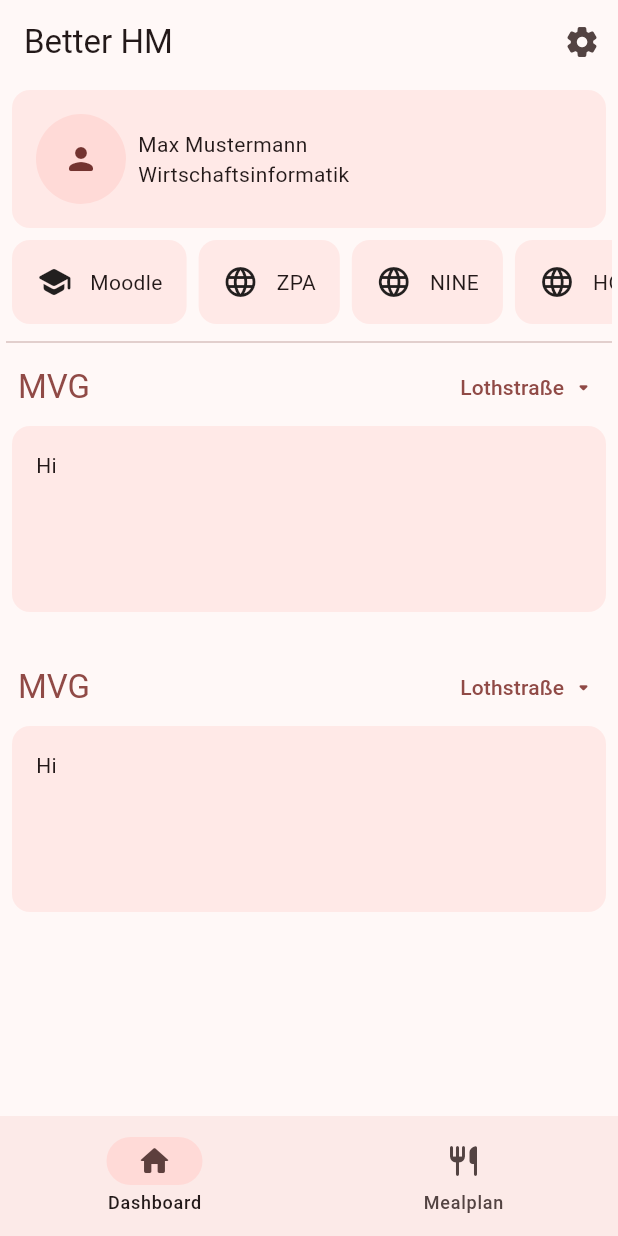
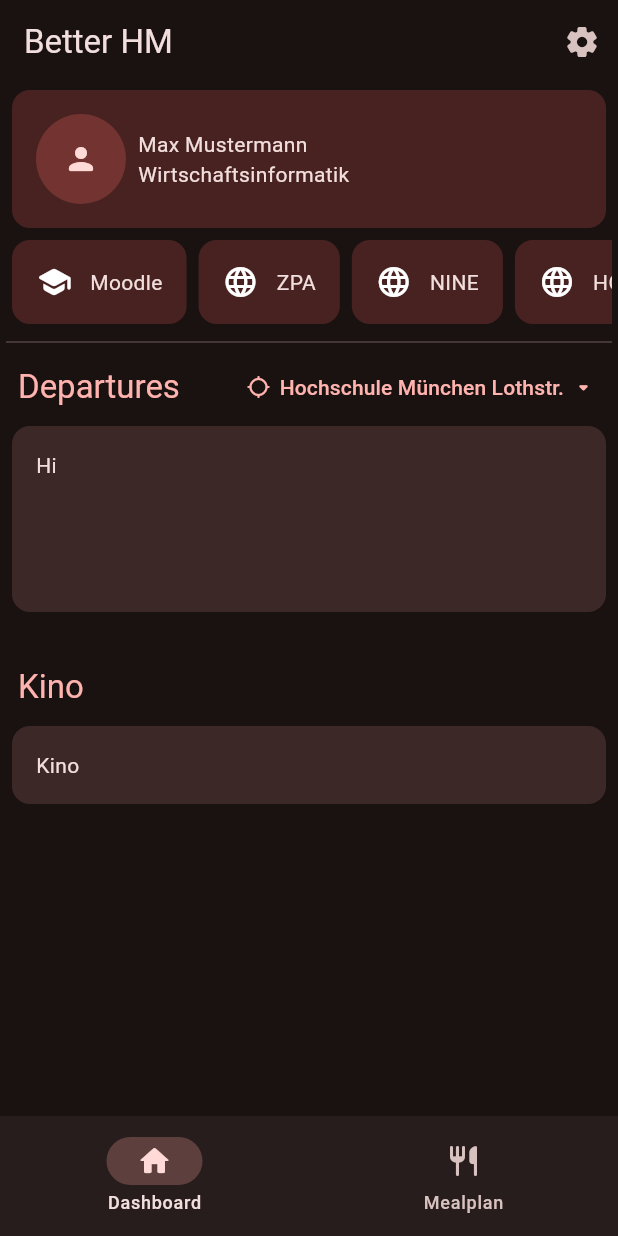
Before and after one commit to dev-redcube/betterHM, a Flutter app: the screen it shows after launch, on a phone screen of 412 x 824 dp. Run offline on Flutter 3.47's test engine with Material 2 defaults, Android fonts, the phone set to English and light mode, and no system bars; drawn by our look-alikes of dynamic_color; our stand-ins replace dio, firebase_core, firebase_crashlytics, get_it, go_router, isar and 3 more; missing offline and left inert: dio_cache_interceptor, flutter_inappwebview; accounts and stored records are empty; generated files the repository leaves out were written again; statements that could not run were skipped.

Commit message:
mvg card

```diff
--- a/lib/home/dashboard/dashboard_card.dart
+++ b/lib/home/dashboard/dashboard_card.dart
@@ -1,5 +1,4 @@
 import 'package:better_hm/shared/extensions/extensions_context.dart';
-import 'package:dynamic_color/dynamic_color.dart';
 import 'package:flutter/material.dart';
 
 class DashboardCard extends StatelessWidget {
--- a/lib/home/dashboard/dashboard_screen.dart
+++ b/lib/home/dashboard/dashboard_screen.dart
@@ -1,3 +1,5 @@
+import 'package:better_hm/home/dashboard/dashboard_card.dart';
+import 'package:better_hm/home/dashboard/dashboard_section.dart';
 import 'package:better_hm/home/dashboard/sections/mvg/mvg_section.dart';
 import 'package:better_hm/home/dashboard/student_information.dart';
 import 'package:flutter/material.dart';
@@ -14,7 +16,8 @@ class DashboardScreen extends StatelessWidget {
           TopInformation(),
           Divider(),
           MvgSection(),
-          MvgSection(),
+          DashboardSection(
+              title: "Kino", child: DashboardCard(child: Text("Kino")))
         ],
       ),
     );
--- a/lib/home/dashboard/dashboard_section.dart
+++ b/lib/home/dashboard/dashboard_section.dart
@@ -36,7 +36,7 @@ class DashboardSection extends StatelessWidget {
                       color: context.theme.colorScheme.primary,
                     ),
                   ),
-                  const SizedBox(width: 16),
+                  const SizedBox(width: 12),
                   if (right != null) right!,
                 ],
               ),
--- a/lib/home/dashboard/sections/mvg/departure.dart
+++ b/lib/home/dashboard/sections/mvg/departure.dart
@@ -40,9 +40,9 @@ class Departure {
   factory Departure.fromJson(Map<String, dynamic> json) {
     try {
       final plannedDepartureTime =
-      DateTime.fromMillisecondsSinceEpoch(json["plannedDepartureTime"]);
+          DateTime.fromMillisecondsSinceEpoch(json["plannedDepartureTime"]);
       final realtimeDepartureTime =
-      DateTime.fromMillisecondsSinceEpoch(json["realtimeDepartureTime"]);
+          DateTime.fromMillisecondsSinceEpoch(json["realtimeDepartureTime"]);
       final transportType = TransportType.fromString(json["transportType"]);
 
       final departure = Departure(
@@ -54,7 +54,7 @@ class Departure {
         label: json["label"],
         network: json["network"] ?? "swm",
         trainType:
-        json["trainType"].toString().isEmpty ? null : json["trainType"],
+            json["trainType"].toString().isEmpty ? null : json["trainType"],
         destination: json["destination"],
         cancelled: json["cancelled"] ?? false,
         sev: json["sev"] ?? false,
--- a/lib/home/dashboard/sections/mvg/mvg_section.dart
+++ b/lib/home/dashboard/sections/mvg/mvg_section.dart
@@ -1,19 +1,27 @@
+import 'dart:async';
+
 import 'package:better_hm/home/dashboard/dashboard_card.dart';
 import 'package:better_hm/home/dashboard/dashboard_section.dart';
+import 'package:better_hm/home/dashboard/sections/mvg/station_provider.dart';
+import 'package:better_hm/home/dashboard/sections/mvg/stations.dart';
 import 'package:flutter/material.dart';
+import 'package:provider/provider.dart';
 
 class MvgSection extends StatelessWidget {
   const MvgSection({super.key});
 
   @override
   Widget build(BuildContext context) {
-    return const DashboardSection(
-      title: 'MVG',
+    return ChangeNotifierProvider(
+      create: (_) => StationProvider(),
+      child: const DashboardSection(
+        title: "Departures",
         height: 200,
         right: SelectStationWidget(),
         child: Expanded(
           child: DashboardCard(
             child: Text("Hi"),
+          ),
         ),
       ),
     );
@@ -36,31 +44,21 @@ class _SelectStationWidgetState extends State<SelectStationWidget> {
     useLiveLocation = false;
   }
 
-  liveLocationIndicator() =>
-      const [Icon(Icons.my_location_rounded, size: 16), SizedBox(width: 6)];
-
   showStationSelector(BuildContext context) {
+    final provider = Provider.of<StationProvider>(context, listen: false);
     showModalBottomSheet(
       context: context,
       enableDrag: true,
       showDragHandle: true,
       useRootNavigator: true,
-      builder: (context) => ListView(
-        shrinkWrap: true,
-        children: const [
-          ListTile(
-            title: Text("HELLO"),
-          ),
-        ],
-      ),
+      builder: (context) => ChangeNotifierProvider.value(
+          value: provider, child: const StationBottomSheet()),
     );
   }
 
   @override
   Widget build(BuildContext context) {
-    return Row(
-      children: [
-        TextButton(
+    return TextButton(
       onPressed: () => showStationSelector(context),
       style: TextButton.styleFrom(
         padding: const EdgeInsets.fromLTRB(12, 2, 2, 2),
@@ -69,13 +67,127 @@ class _SelectStationWidgetState extends State<SelectStationWidget> {
       ),
       child: Row(
         children: [
-              if (useLiveLocation) ...liveLocationIndicator(),
-              const Text("Lothstraße"),
+          // if (useLiveLocation)
+          const LiveLocationIndicator(updating: true),
+          Consumer<StationProvider>(
+            builder: (context, provider, child) {
+              return Text(
+                provider.station.name,
+                overflow: TextOverflow.clip,
+              );
+            },
+          ),
           const SizedBox(width: 4),
           const Icon(Icons.arrow_drop_down_rounded),
         ],
       ),
+    );
+  }
+}
+
+class LiveLocationIndicator extends StatefulWidget {
+  final bool updating;
+
+  const LiveLocationIndicator({
+    super.key,
+    required this.updating,
+  });
+
+  @override
+  State<LiveLocationIndicator> createState() => _LiveLocationIndicatorState();
+}
+
+class _LiveLocationIndicatorState extends State<LiveLocationIndicator> {
+  late bool _updating;
+  bool currentStatus = false;
+  late Timer timer;
+
+  final duration = const Duration(milliseconds: 750);
+
+  @override
+  void initState() {
+    super.initState();
+    _updating = widget.updating;
+
+    if (_updating) {
+      timer = Timer.periodic(duration, timerFunc);
+    }
+  }
+
+  @override
+  void dispose() {
+    timer.cancel();
+    super.dispose();
+  }
+
+  @override
+  void didUpdateWidget(covariant LiveLocationIndicator oldWidget) {
+    super.didUpdateWidget(oldWidget);
+    if (oldWidget.updating != widget.updating) {
+      _updating = widget.updating;
+      if (_updating) {
+        timer = Timer.periodic(duration, timerFunc);
+      } else {
+        timer.cancel();
+      }
+    }
+  }
+
+  void timerFunc(Timer timer) {
+    setState(() {
+      currentStatus = !currentStatus;
+    });
+  }
+
+  IconData get icon {
+    if (!_updating) return Icons.my_location_rounded;
+
+    return currentStatus
+        ? Icons.my_location_rounded
+        : Icons.location_searching_rounded;
+  }
+
+  @override
+  Widget build(BuildContext context) {
+    return Padding(
+      padding: const EdgeInsets.only(right: 6),
+      child: Icon(icon, size: 16),
+    );
+  }
+}
+
+class StationBottomSheet extends StatelessWidget {
+  const StationBottomSheet({super.key});
+
+  @override
+  Widget build(BuildContext context) {
+    return ListView(
+      shrinkWrap: true,
+      children: [
+        ListTile(
+          leading: const Icon(Icons.my_location_rounded),
+          title: const Text("Automatisch"),
+          contentPadding:
+              const EdgeInsets.symmetric(horizontal: 16, vertical: 8),
+          onTap: () {
+            Navigator.pop(context);
+          },
         ),
+        ...stations
+            .map(
+              (e) => ListTile(
+                leading: Icon(e.icon),
+                title: Text(e.name),
+                contentPadding:
+                    const EdgeInsets.symmetric(horizontal: 16, vertical: 8),
+                onTap: () {
+                  Provider.of<StationProvider>(context, listen: false).station =
+                      e;
+                  Navigator.pop(context);
+                },
+              ),
+            )
+            .toList(),
       ],
     );
   }
--- a/lib/home/dashboard/sections/mvg/mvg_service.dart
+++ b/lib/home/dashboard/sections/mvg/mvg_service.dart
@@ -69,7 +69,7 @@ class MvgService {
 
         /// cannot use queryParameters because there variables would be encoded
         query:
-        "globalId=$stationId&limit=$limit&offsetInMinutes=${offset.inMinutes}&transportTypes=${transportTypes.map((e) => e.name).join(",")}");
+            "globalId=$stationId&limit=$limit&offsetInMinutes=${offset.inMinutes}&transportTypes=${transportTypes.map((e) => e.name).join(",")}");
 
     final stopwatch = Stopwatch()..start();
     final response = await HttpService().client.get(uri);
@@ -81,7 +81,7 @@ class MvgService {
         final json = jsonDecode(utf8.decode(response.bodyBytes));
         List<dynamic> departures = json;
         final List<Departure> parsed =
-        departures.map((e) => Departure.fromJson(e)).toList();
+            departures.map((e) => Departure.fromJson(e)).toList();
         return parsed;
       } catch (e, stacktrace) {
         _log.severe(
--- /dev/null
+++ b/lib/home/dashboard/sections/mvg/station_provider.dart
@@ -0,0 +1,13 @@
+import 'package:better_hm/home/dashboard/sections/mvg/stations.dart';
+import 'package:flutter/foundation.dart';
+
+class StationProvider with ChangeNotifier {
+  Station _station = stations.first;
+
+  Station get station => _station;
+
+  set station(Station station) {
+    _station = station;
+    notifyListeners();
+  }
+}
--- /dev/null
+++ b/lib/home/dashboard/sections/mvg/stations.dart
@@ -0,0 +1,36 @@
+import 'package:flutter/material.dart';
+
+class Station {
+  final String name;
+  final String id;
+  final IconData icon;
+
+  Station({
+    required this.name,
+    required this.id,
+    required this.icon,
+  });
+}
+
+abstract class StationService {
+  static Station? getFromId(String id) =>
+      stations.where((element) => element.id == id).firstOrNull;
+}
+
+final stations = <Station>[
+  Station(
+    id: "de:09162:12",
+    name: "Hochschule München Lothstr.",
+    icon: Icons.tram_rounded,
+  ),
+  Station(
+    id: "de:09162:1666",
+    name: "Avenariusplatz (Pasing)",
+    icon: Icons.directions_bus_rounded,
+  ),
+  Station(
+    id: "de:09162:1626",
+    name: "Planegger Straße (Pasing)",
+    icon: Icons.directions_bus_rounded,
+  ),
+];
--- a/lib/main.dart
+++ b/lib/main.dart
@@ -103,7 +103,7 @@ class MyApp extends StatelessWidget with WidgetsBindingObserver {
                 brightness: Brightness.dark,
               ),
         ),
-        // themeMode: ThemeMode.light,
+        themeMode: ThemeMode.dark,
         locale: TranslationProvider.of(context).flutterLocale,
         supportedLocales: AppLocaleUtils.supportedLocales,
         localizationsDelegates: GlobalMaterialLocalizations.delegates,
```
Lines whose indentation alone changed are shown as unchanged.
